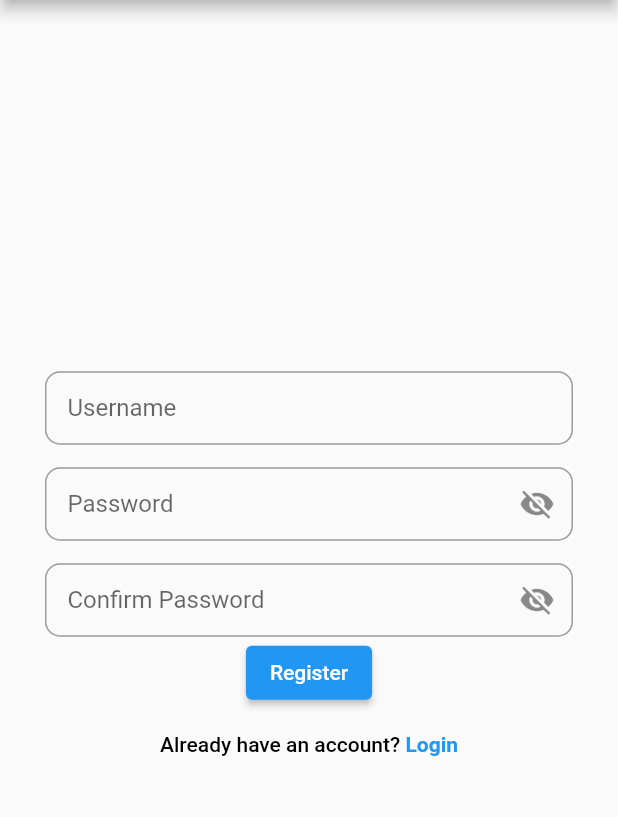
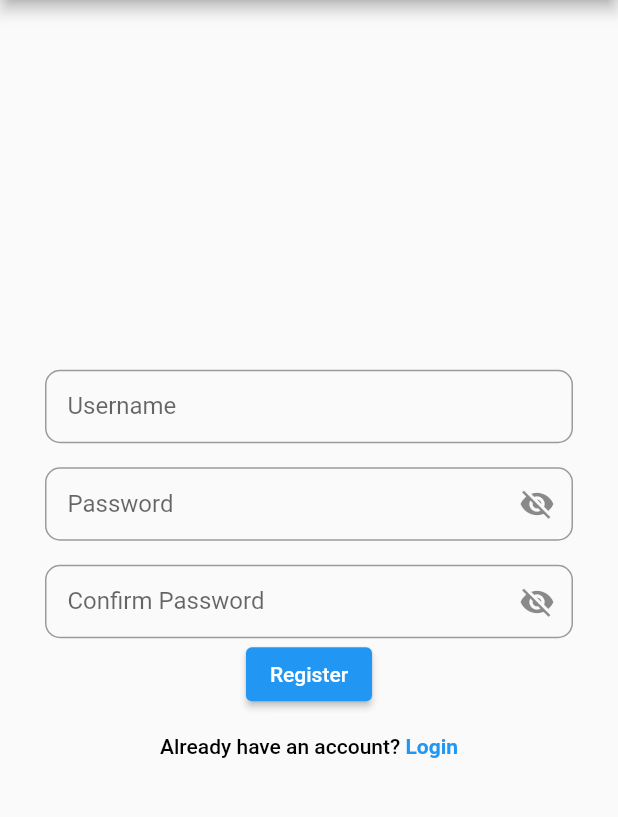
Before and after one commit to chanjeff2/fyp-chat-app, a Flutter app: the RegisterScreen screen opened directly, on a phone screen of 412 x 824 dp, the part 84-901 px from its top. Run offline on Flutter 3.47's test engine with Material 2 defaults, Android fonts, the phone set to English and light mode, and no system bars; our stand-ins replace flutter_secure_storage, shared_preferences; missing offline and left inert: libsignal_protocol_dart; accounts and stored records are empty.

Commit message:
Update register_screen.dart

```diff
--- a/lib/screens/register_or_login/register_screen.dart
+++ b/lib/screens/register_or_login/register_screen.dart
@@ -59,7 +59,7 @@ class _RegisterScreenState extends State<RegisterScreen> {
                   return null;
                 },
               ),
-              SizedBox(height: 15),
+              const SizedBox(height: 16),
               TextFormField(
                 controller: _passwordController,
                 obscureText: !_isPasswordVisible,
@@ -87,7 +87,7 @@ class _RegisterScreenState extends State<RegisterScreen> {
                   return null;
                 },
               ),
-              SizedBox(height: 15),
+              const SizedBox(height: 16),
               if (_isRegister)
                 TextFormField(
                   controller: _confirmPasswordController,
```
